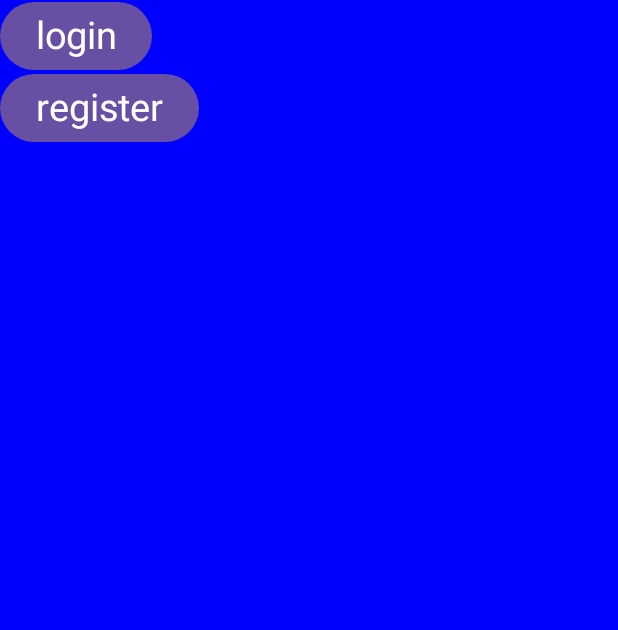
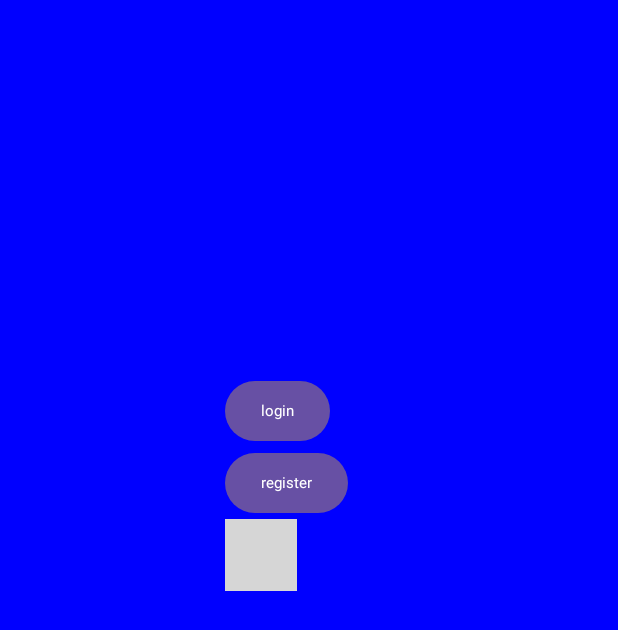
Before and after one commit to user27091980/musicApp, an Android app built with Jetpack Compose: the @Preview function LoginScreenPreview, on a phone screen of 412 x 824 dp. Shown: the top 630 px of the screen. Run offline under Robolectric (Android 15) with nearby library versions, the phone set to English and light mode, and no system bars; 1 statement that could not run was skipped; grey boxes are pictures that could not be loaded.

Commit message:
nuevos componentes

```diff
--- a/app/src/main/java/com/example/musicapp/estilos/ModifyStyles.kt
+++ b/app/src/main/java/com/example/musicapp/estilos/ModifyStyles.kt
@@ -2,10 +2,8 @@ package com.example.musicapp.estilos
 
 import androidx.compose.foundation.background
 import androidx.compose.foundation.layout.fillMaxHeight
-import androidx.compose.foundation.layout.fillMaxSize
 import androidx.compose.foundation.layout.fillMaxWidth
 import androidx.compose.foundation.layout.padding
-import androidx.compose.ui.Alignment
 
 import androidx.compose.ui.Modifier
 import androidx.compose.ui.graphics.Color
@@ -25,9 +23,8 @@ val boxModifier = Modifier
 val rowModifierMiddle =  Modifier
         .padding()
 
-val columnModifierButtom = Modifier
-        .padding(start=275.dp,top=650.dp)
-
+val rowModifierButtom = Modifier
+    .padding()
 
 val estiloTexto = TextStyle(
     color = (Color.White),
@@ -41,5 +38,10 @@ val estiloTextoTitulo = TextStyle(
         textAlign = TextAlign.Center,
     )
 
-val rowModifierButtom = Modifier
-        .padding()
+val estiloTextoBotones = TextStyle(
+    color = (Color.White),
+    fontSize = 10.sp,
+    textAlign = TextAlign.Center)
+val botonLogin = Modifier.padding(start=250.dp,top=600.dp)
+
+val botonRegister = Modifier.padding(start=275.dp,top=650.dp)
--- a/app/src/main/java/com/example/musicapp/myComponents/Botones.kt
+++ /dev/null
@@ -1,33 +0,0 @@
-package com.example.musicapp.myComponents
-
-import androidx.compose.material3.Button
-import androidx.compose.material3.Text
-import androidx.compose.runtime.Composable
-import androidx.compose.ui.Modifier
-import androidx.compose.ui.res.stringResource
-import com.example.musicapp.estilos.estiloTexto
-
-
-@Composable
-fun BotonLogin(modifier: Modifier){
-
-    Button(onClick = {}) {
-
-       Text(text = stringResource(com.example.musicapp.R.string.boton_login),
-           style = estiloTexto)
-
-   }
-
-}
-
-@Composable
-fun BotonRegister(modifier: Modifier){
-
-    Button(onClick = {}){
-
-        Text(text = stringResource(com.example.musicapp.R.string.boton_register),
-            style = estiloTexto)
-
-
-    }
-}
--- /dev/null
+++ b/app/src/main/java/com/example/musicapp/myComponents/BotonesComponent.kt
@@ -0,0 +1,50 @@
+package com.example.musicapp.myComponents
+
+import androidx.compose.material3.Button
+import androidx.compose.material3.Text
+import androidx.compose.runtime.Composable
+import androidx.compose.ui.Modifier
+import androidx.compose.ui.res.stringResource
+import com.example.musicapp.R
+import com.example.musicapp.estilos.estiloTextoBotones
+
+
+@Composable
+fun BotonLogin(modifier: Modifier){
+
+    Button(onClick = {}) {
+
+       Text(text = stringResource(R.string.boton_login),
+           style = estiloTextoBotones
+       )
+
+   }
+
+}
+
+@Composable
+fun BotonRegister(modifier: Modifier){
+
+    Button(onClick = {}){
+
+        Text(text = stringResource(R.string.boton_register),
+            style = estiloTextoBotones)
+
+
+    }
+}
+
+/*@Composable
+fun SkipReg(){
+
+    Modifier.clickable(
+        interactionSource = TODO(),
+        indication = TODO(),
+        enabled = true,
+        onClickLabel ="skip",
+        role = TODO(),
+        onClick =
+    )
+}
+
+ */
--- /dev/null
+++ b/app/src/main/java/com/example/musicapp/myComponents/LazyColumnComponent.kt
@@ -0,0 +1,4 @@
+package com.example.musicapp.myComponents
+
+fun  LazyColumnComponent() {
+}
--- /dev/null
+++ b/app/src/main/java/com/example/musicapp/myComponents/LazyFilaComponent.kt
@@ -0,0 +1 @@
+package com.example.musicapp.myComponents
--- a/app/src/main/java/com/example/musicapp/pages/LoginScreenPage.kt
+++ b/app/src/main/java/com/example/musicapp/pages/LoginScreenPage.kt
@@ -1,34 +1,38 @@
 package com.example.musicapp.pages
 
+import android.R.attr.height
+import androidx.annotation.Dimension
 import androidx.compose.foundation.layout.Box
 import androidx.compose.foundation.layout.Column
 import androidx.compose.foundation.layout.padding
 import androidx.compose.runtime.Composable
-import androidx.compose.ui.Alignment
 import androidx.compose.ui.Modifier
+import androidx.compose.ui.text.font.FontVariation.width
 import androidx.compose.ui.tooling.preview.Preview
 import androidx.compose.ui.unit.dp
+import com.example.musicapp.estilos.botonLogin
+import com.example.musicapp.estilos.botonRegister
 import com.example.musicapp.estilos.boxModifier
 import com.example.musicapp.myComponents.BotonLogin
 import com.example.musicapp.myComponents.BotonRegister
-import com.example.musicapp.pages.botonRegister
+import com.example.musicapp.myComponents.SkipReg
 
-val botonLogin = Modifier.padding(start=250.dp,top=600.dp)
-
-val botonRegister = Modifier.padding(start=275.dp,top=650.dp)
 @Composable
 fun LoginScreen(){
 
     Box(boxModifier){
 
 
-        Column(){
+        Column(modifier=Modifier.padding(150.dp,250.dp)
+
+            ){
             BotonLogin(botonLogin)
+
+
 
             BotonRegister(botonRegister)
 
-
-
+            SkipReg()
 
         }
 
--- a/app/src/main/java/com/example/musicapp/pages/MainScreenPage.kt
+++ b/app/src/main/java/com/example/musicapp/pages/MainScreenPage.kt
@@ -2,11 +2,12 @@ package com.example.musicapp.pages
 
 import androidx.compose.material3.Scaffold
 import androidx.compose.runtime.Composable
+import com.example.musicapp.myComponents.TopBar
 
 @Composable
 fun MainScreen(){
 
-    TODO()
+    TopBar()
 
 
 
```
Also changed, not shown: app/src/main/java/com/example/musicapp/myComponents/TopAppBar.kt (deleted, +0 -14 lines), app/src/main/java/com/example/musicapp/myComponents/TopAppBarComponent.kt (added, +49 -0 lines), app/src/main/java/com/example/musicapp/myComponents/MenuComponent.kt (renamed from app/src/main/java/com/example/musicapp/myComponents/Menu.kt).
